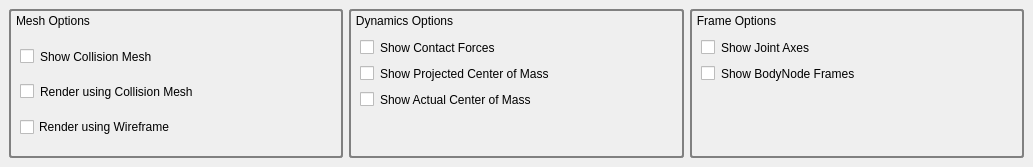
First picture: the form in qtWidgets/ui/visualization_tab.ui, repository golems/grip2, before the edit.
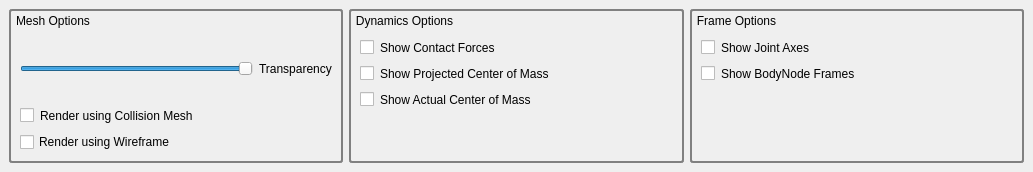
Second picture: the form after the edit.

Commit message: transparency working but messes up colors

```diff
--- a/qtWidgets/ui/visualization_tab.ui
+++ b/qtWidgets/ui/visualization_tab.ui
@@ -7,7 +7,7 @@
     <x>0</x>
     <y>0</y>
     <width>1033</width>
-    <height>167</height>
+    <height>172</height>
    </rect>
   </property>
   <property name="autoFillBackground">
@@ -16,7 +16,7 @@
   <property name="styleSheet">
    <string notr="true">QDockWidget { 
    font: 0.5pt &quot;Ubuntu&quot;;
-   color:rgb(255, 255, 255);
+   color:rgb(255, 20, 0);
 }
 QDockWidget::title {
      text-align: left;
@@ -77,28 +77,33 @@
        <item>
         <layout class="QHBoxLayout" name="horizontalLayout_2">
          <item>
-          <widget class="QCheckBox" name="checkBoxShowCollisionMesh">
-           <property name="styleSheet">
-            <string notr="true">border: 0px solid gray; 
-     border-radius: 3px; </string>
+          <widget class="QSlider" name="sliderTranparency">
+           <property name="maximum">
+            <number>100</number>
            </property>
-           <property name="text">
-            <string>Show Collision Mesh</string>
+           <property name="singleStep">
+            <number>5</number>
            </property>
-          </widget>
-         </item>
-         <item>
-          <spacer name="horizontalSpacer">
+           <property name="value">
+            <number>100</number>
+           </property>
            <property name="orientation">
             <enum>Qt::Horizontal</enum>
            </property>
-           <property name="sizeHint" stdset="0">
-            <size>
-             <width>40</width>
-             <height>20</height>
-            </size>
+           <property name="invertedAppearance">
+            <bool>false</bool>
            </property>
-          </spacer>
+           <property name="tickPosition">
+            <enum>QSlider::NoTicks</enum>
+           </property>
+          </widget>
+         </item>
+         <item>
+          <widget class="QLabel" name="label">
+           <property name="text">
+            <string>Transparency</string>
+           </property>
+          </widget>
          </item>
         </layout>
        </item>
```
The commit also changes 44 other files.
